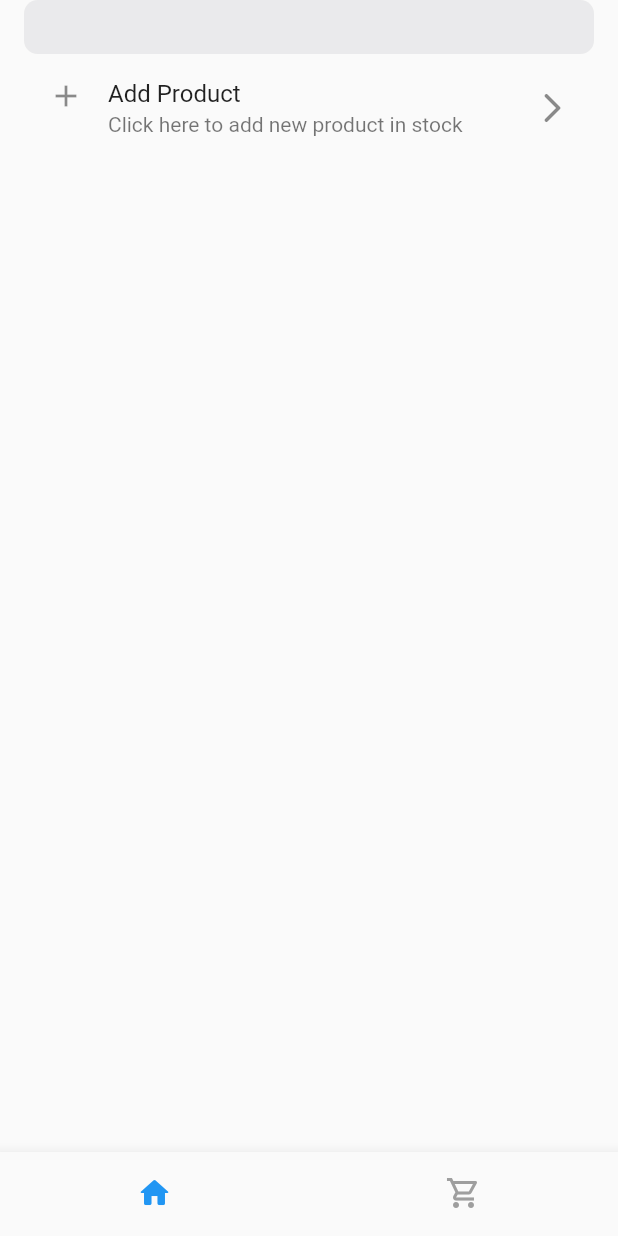
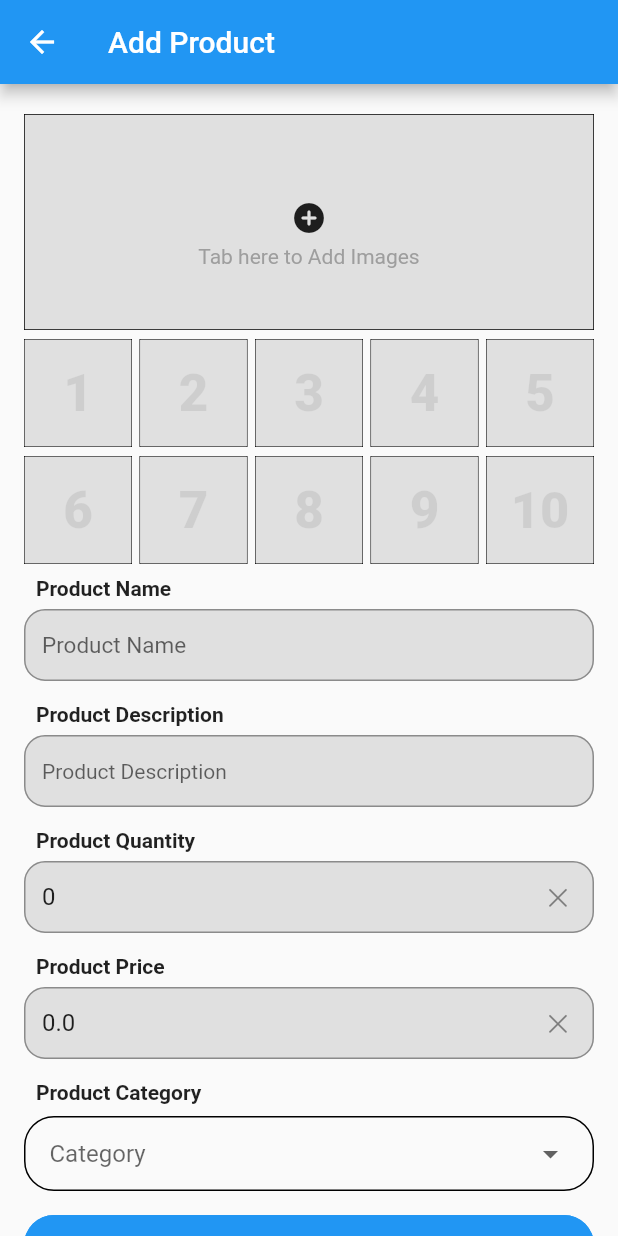
Before and after one commit to askabdulhaseeb/careshare-eyewear, a Flutter app: the MainScreen screen opened by its route, after a tap on "Add Product", on a phone screen of 412 x 824 dp. Run offline on Flutter 3.47's test engine with Material 2 defaults, Android fonts, the phone set to English and light mode, and no system bars; our stand-ins replace cloud_firestore, extended_image, firebase_auth, firebase_core, firebase_storage, fluttertoast and 2 more; accounts and stored records are empty.

Commit message:
add product screen complete

```diff
--- /dev/null
+++ b/lib/database/product_api.dart
@@ -0,0 +1,37 @@
+import 'dart:io';
+
+import 'package:cloud_firestore/cloud_firestore.dart';
+import 'package:firebase_storage/firebase_storage.dart';
+import '../functions/time_date_functions.dart';
+import '../models/product.dart';
+import '../widgets/custom_widgets/custom_toast.dart';
+import 'auth_methods.dart';
+
+class ProductAPI {
+  static const String _collection = 'products';
+  static final FirebaseFirestore _instance = FirebaseFirestore.instance;
+
+  Future<void> addProduct(Product product) async {
+    try {
+      await _instance
+          .collection(_collection)
+          .doc(product.pid)
+          .set(product.toMap());
+    } catch (e) {
+      CustomToast.errorToast(message: e.toString());
+    }
+  }
+
+  Future<String?> uploadImage({required String pid, required File file}) async {
+    try {
+      TaskSnapshot snapshot = await FirebaseStorage.instance
+          .ref(
+              'products/${AuthMethods.uid}/$pid/${TimeDateFunctions.timestamp}')
+          .putFile(file);
+      String url = await snapshot.ref.getDownloadURL();
+      return url;
+    } catch (e) {
+      return null;
+    }
+  }
+}
--- a/lib/main.dart
+++ b/lib/main.dart
@@ -4,6 +4,7 @@ import 'package:provider/provider.dart';
 
 import 'database/auth_methods.dart';
 import 'providers/app_provider.dart';
+import 'providers/category_provider.dart';
 import 'screens/auth/login_screen.dart';
 import 'screens/main_screen/main_screen.dart';
 
@@ -21,6 +22,8 @@ class MyApp extends StatelessWidget {
       // ignore: always_specify_types
       providers: [
         ChangeNotifierProvider<AppProvider>.value(value: AppProvider()),
+        ChangeNotifierProvider<CategoryProvider>.value(
+            value: CategoryProvider()),
       ],
       child: MaterialApp(
         title: 'Care Share Eye Wear',
--- a/lib/models/product.dart
+++ b/lib/models/product.dart
@@ -4,6 +4,7 @@ class Product {
   Product({
     required this.pid,
     required this.name,
+    required this.urls,
     this.category,
     this.description = '',
     this.quantity = 0,
@@ -14,6 +15,7 @@ class Product {
 
   final String pid;
   String name;
+  List<String> urls;
   String? category;
   String description;
   int quantity;
@@ -25,7 +27,8 @@ class Product {
     return <String, dynamic>{
       'pid': pid,
       'name': name,
-      'category':category,
+      'urls': urls,
+      'category': category,
       'description': description,
       'quantity': quantity,
       'price': price,
@@ -39,6 +42,7 @@ class Product {
     return Product(
       pid: doc.data()?['pid'] ?? '',
       name: doc.data()?['name'] ?? '',
+      urls: List<String>.from(doc.data()?['urls']),
       category: doc.data()?['category'] ?? '',
       description: doc.data()?['description'] ?? '',
       quantity: int.parse(doc.data()?['quantity']?.toString() ?? '0'),
--- a/lib/screens/main_screen/main_screen.dart
+++ b/lib/screens/main_screen/main_screen.dart
@@ -1,6 +1,7 @@
 import 'package:flutter/material.dart';
 import 'package:provider/provider.dart';
 import '../../providers/app_provider.dart';
+import '../../providers/category_provider.dart';
 import '../product_screeen/product_screen.dart';
 import 'main_bottom_navigation_bar.dart';
 
@@ -20,6 +21,7 @@ class _MainScreenState extends State<MainScreen> {
   @override
   Widget build(BuildContext context) {
     final int currentIndex = Provider.of<AppProvider>(context).currentTap;
+    Provider.of<CategoryProvider>(context).init();
     return Scaffold(
         body: _pages[currentIndex],
         bottomNavigationBar: const MainBottomNavigationBar());
--- /dev/null
+++ b/lib/screens/product_screeen/add_product_screen.dart
@@ -0,0 +1,191 @@
+import 'dart:io';
+
+import 'package:flutter/material.dart';
+import 'package:image_picker/image_picker.dart';
+
+import '../../database/auth_methods.dart';
+import '../../database/product_api.dart';
+import '../../functions/image_functions.dart';
+import '../../functions/time_date_functions.dart';
+import '../../models/prod_category.dart';
+import '../../models/product.dart';
+import '../../services/custom_services.dart';
+import '../../utilities/custom_validators.dart';
+import '../../widgets/custom_widgets/custom_elevated_button.dart';
+import '../../widgets/custom_widgets/custom_textformfield.dart';
+import '../../widgets/custom_widgets/custom_toast.dart';
+import '../../widgets/custom_widgets/show_loading.dart';
+import '../../widgets/product/get_product_images.dart';
+import '../../widgets/product/prod_dropdown.dart';
+
+class AddProductScreen extends StatefulWidget {
+  const AddProductScreen({required this.product, Key? key}) : super(key: key);
+  final Product product;
+  @override
+  State<AddProductScreen> createState() => _AddProductScreenState();
+}
+
+class _AddProductScreenState extends State<AddProductScreen> {
+  late TextEditingController _name;
+  late TextEditingController _description;
+  late TextEditingController _qty;
+  late TextEditingController _price;
+
+  bool _isLoading = false;
+  final GlobalKey<FormState> _key = GlobalKey<FormState>();
+
+  final List<XFile?> _files = <XFile?>[
+    null,
+    null,
+    null,
+    null,
+    null,
+    null,
+    null,
+    null,
+    null,
+    null,
+  ];
+
+  @override
+  void initState() {
+    _name = TextEditingController(text: widget.product.name);
+    _description = TextEditingController(text: widget.product.description);
+    _qty = TextEditingController(text: widget.product.quantity.toString());
+    _price = TextEditingController(text: widget.product.price.toString());
+    super.initState();
+  }
+
+  @override
+  Widget build(BuildContext context) {
+    return Scaffold(
+      appBar: AppBar(title: const Text('Add Product')),
+      body: SingleChildScrollView(
+        child: Form(
+          key: _key,
+          child: Padding(
+            padding: const EdgeInsets.symmetric(horizontal: 16),
+            child: Column(
+              crossAxisAlignment: CrossAxisAlignment.start,
+              children: <Widget>[
+                const SizedBox(height: 20),
+                GetProductImages(
+                  file: _files,
+                  onTap: () => _fetchMedia(),
+                ),
+                _title('Product Name'),
+                CustomTextFormField(
+                  controller: _name,
+                  hint: 'Product Name',
+                  validator: (String? value) =>
+                      CustomValidator.lessThen2(value),
+                  readOnly: _isLoading,
+                ),
+                _title('Product Description'),
+                CustomTextFormField(
+                  controller: _description,
+                  hint: 'Product Description',
+                  validator: (String? value) => CustomValidator.isEmpty(value),
+                  readOnly: _isLoading,
+                ),
+                _title('Product Quantity'),
+                CustomTextFormField(
+                  controller: _qty,
+                  hint: 'Product Quantity',
+                  validator: (String? value) => CustomValidator.isEmpty(value),
+                  keyboardType: TextInputType.number,
+                  readOnly: _isLoading,
+                ),
+                _title('Product Price'),
+                CustomTextFormField(
+                  controller: _price,
+                  hint: 'Product Price',
+                  validator: (String? value) => CustomValidator.isEmpty(value),
+                  keyboardType: TextInputType.number,
+                  readOnly: _isLoading,
+                ),
+                _title('Product Category'),
+                ProdDropDown(
+                    cid: widget.product.category,
+                    onChanged: (ProdCategory? value) {
+                      setState(() {
+                        widget.product.category = value!.cid;
+                      });
+                    }),
+                const SizedBox(height: 10),
+                _isLoading
+                    ? const ShowLoading()
+                    : CustomElevatedButton(
+                        title: 'Save',
+                        onTap: () async {
+                          CustomService.dismissKeyboard();
+                          if (_key.currentState!.validate()) {
+                            if (widget.product.category == null) {
+                              CustomToast.errorToast(
+                                  message: 'Select Category');
+                              return;
+                            }
+                            setState(() {
+                              _isLoading = true;
+                            });
+                            if (widget.product.urls.isEmpty) {
+                              List<String> urls = <String>[];
+                              for (int i = 0; i < 10; i++) {
+                                if (_files[i] != null) {
+                                  final String? tempURL =
+                                      await ProductAPI().uploadImage(
+                                    pid: widget.product.pid,
+                                    file: File(_files[i]!.path),
+                                  );
+                                  urls.add(tempURL ?? '');
+                                }
+                              }
+                              widget.product.urls = urls;
+                            }
+                            widget.product.name = _name.text;
+                            widget.product.description = _description.text;
+                            widget.product.quantity = int.parse(_qty.text);
+                            widget.product.price = double.parse(_price.text);
+                            widget.product.timestamp =
+                                TimeDateFunctions.timestamp;
+                            widget.product.addedBy = AuthMethods.uid;
+
+                            await ProductAPI().addProduct(widget.product);
+                            if (!mounted) return;
+                            Navigator.of(context).pop();
+                          }
+                        },
+                      ),
+                const SizedBox(height: 200),
+              ],
+            ),
+          ),
+        ),
+      ),
+    );
+  }
+
+  Widget _title(String title) {
+    return Padding(
+      padding: const EdgeInsets.only(top: 8, left: 8),
+      child: Text(
+        title,
+        style: const TextStyle(fontWeight: FontWeight.bold),
+      ),
+    );
+  }
+
+  _fetchMedia() async {
+    final List<XFile>? result = await ImageFunctions().selectMultiImages();
+    if (result == null) return;
+    _files.clear();
+    for (XFile element in result) {
+      _files.add(element);
+    }
+    for (int i = result.length; i < 10; i++) {
+      _files.add(null);
+    }
+
+    setState(() {});
+  }
+}
--- a/lib/screens/product_screeen/product_screen.dart
+++ b/lib/screens/product_screeen/product_screen.dart
@@ -1,5 +1,9 @@
 import 'package:flutter/cupertino.dart';
 import 'package:flutter/material.dart';
+
+import '../../database/auth_methods.dart';
+import '../../models/product.dart';
+import 'add_product_screen.dart';
 
 class ProductScreen extends StatelessWidget {
   const ProductScreen({Key? key}) : super(key: key);
@@ -25,7 +29,16 @@ class ProductScreen extends StatelessWidget {
                 title: const Text('Add Product'),
                 subtitle: const Text('Click here to add new product in stock'),
                 trailing: const Icon(Icons.arrow_forward_ios_rounded),
-                onTap: () {},
+                onTap: () {
+                  Navigator.of(context)
+                      .push(MaterialPageRoute<AddProductScreen>(
+                          builder: (BuildContext context) => AddProductScreen(
+                                  product: Product(
+                                pid: AuthMethods.uniqueID,
+                                name: '',
+                                urls: <String>[],
+                              ))));
+                },
               ),
               const SizedBox(height: 20),
             ],
--- /dev/null
+++ b/lib/widgets/product/get_product_images.dart
@@ -0,0 +1,125 @@
+import 'dart:io';
+
+import 'package:flutter/material.dart';
+import 'package:image_picker/image_picker.dart';
+
+class GetProductImages extends StatefulWidget {
+  const GetProductImages({required this.file, required this.onTap, Key? key})
+      : super(key: key);
+  final List<XFile?> file;
+  final VoidCallback onTap;
+  @override
+  // ignore: library_private_types_in_public_api
+  _GetProductImagesState createState() => _GetProductImagesState();
+}
+
+class _GetProductImagesState extends State<GetProductImages> {
+  @override
+  Widget build(BuildContext context) {
+    final double _width = MediaQuery.of(context).size.width - 32 - 20;
+    return Column(
+      children: <Widget>[
+        InkWell(
+          onTap: widget.onTap,
+          child: Container(
+            width: double.infinity,
+            height: (_width / 5) * 2,
+            alignment: Alignment.center,
+            decoration: BoxDecoration(
+              border: Border.all(width: 0.5),
+              color: Colors.grey[300],
+            ),
+            child: Column(
+              mainAxisAlignment: MainAxisAlignment.center,
+              children: const <Widget>[
+                SizedBox(height: 16),
+                Icon(Icons.add_circle_rounded),
+                SizedBox(height: 6),
+                Text(
+                  'Tab here to Add Images',
+                  style: TextStyle(color: Colors.grey),
+                ),
+              ],
+            ),
+          ),
+        ),
+        const SizedBox(height: 6),
+        SizedBox(
+          height: _width / 5,
+          child: ListView.separated(
+            scrollDirection: Axis.horizontal,
+            itemCount: 5,
+            separatorBuilder: (BuildContext context, int index) =>
+                const SizedBox(width: 5),
+            itemBuilder: (BuildContext context, int index) => _ImageBox(
+              index: index + 1,
+              width: _width / 5,
+              file: widget.file[index],
+            ),
+          ),
+        ),
+        const SizedBox(height: 6),
+        SizedBox(
+          height: _width / 5,
+          child: ListView.separated(
+            scrollDirection: Axis.horizontal,
+            itemCount: 5,
+            separatorBuilder: (BuildContext context, int index) =>
+                const SizedBox(width: 5),
+            itemBuilder: (BuildContext context, int index) => _ImageBox(
+              index: index + 6,
+              width: _width / 5,
+              file: widget.file[index + 5],
+            ),
+          ),
+        ),
+      ],
+    );
+  }
+}
+
+class _ImageBox extends StatelessWidget {
+  const _ImageBox({
+    required this.index,
+    required double width,
+    this.file,
+    Key? key,
+  })  : _width = width,
+        super(key: key);
+
+  final double _width;
+  final int index;
+  final XFile? file;
+
+  @override
+  Widget build(BuildContext context) {
+    return Container(
+      height: _width,
+      width: _width,
+      decoration: BoxDecoration(
+        border: Border.all(color: Colors.black, width: 0.5),
+      ),
+      child: (file == null)
+          ? Container(
+              height: double.infinity,
+              width: double.infinity,
+              padding: const EdgeInsets.all(16),
+              color: Colors.grey[300],
+              child: FittedBox(
+                child: Text(
+                  index.toString(),
+                  style: TextStyle(
+                    color: Colors.black.withOpacity(0.08),
+                    fontWeight: FontWeight.w900,
+                  ),
+                ),
+              ),
+            )
+          : SizedBox(
+              height: double.infinity,
+              width: double.infinity,
+              child: Image.file(File(file!.path)),
+            ),
+    );
+  }
+}
```
